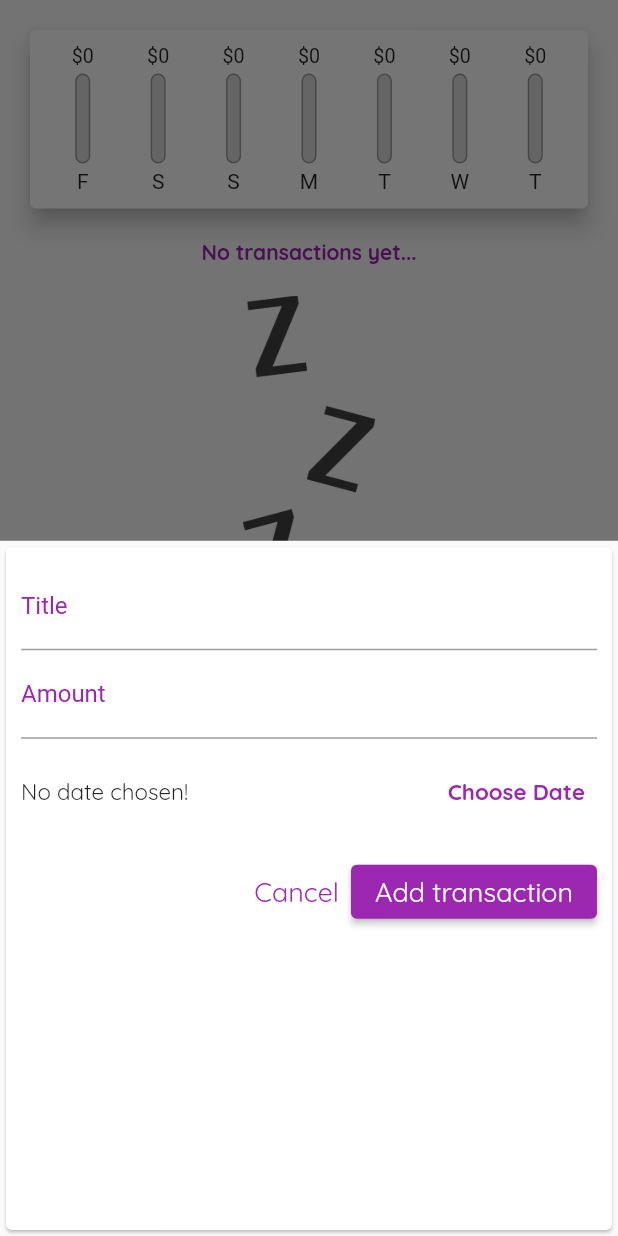
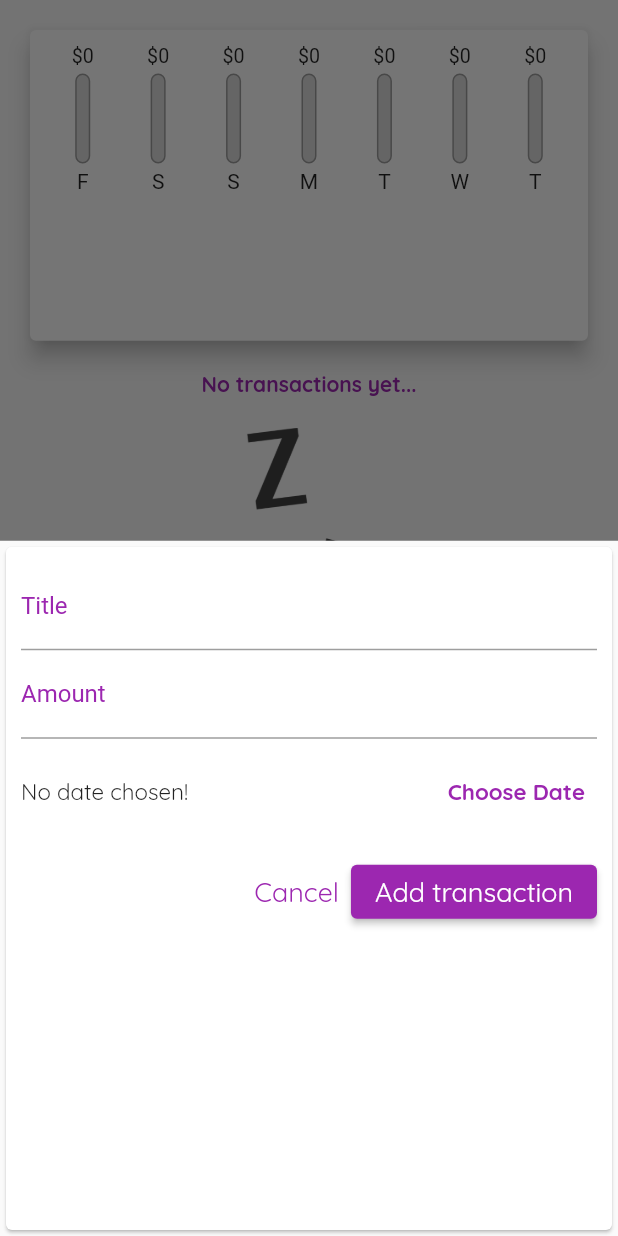
Before and after one commit to kopiHyper/expenses_tracker, a Flutter app: the screen it shows after launch, after a tap on the "add circle" icon, on a phone screen of 412 x 824 dp. Run offline on Flutter 3.47's test engine with Material 2 defaults, Android fonts, the phone set to English and light mode, and no system bars.

Commit message:
Calculating Sizes Dynamically

```diff
--- a/lib/main.dart
+++ b/lib/main.dart
@@ -71,18 +71,13 @@ class _MyHomePageState extends State<MyHomePage> {
   @override
   Widget build(BuildContext context) {
     return Scaffold(
-      // appBar: AppBar(
-      //   title: Text('Flutter App'),
-      // ),
-      body: SingleChildScrollView(
-        child: SafeArea(
+      body: SafeArea(
         child: Column(
           crossAxisAlignment: CrossAxisAlignment.center,
           children: [
             Chart(_recentTransactions),
             TransactionList(_userTransactions, _deleteTransaction),
           ],
-          ),
         ),
       ),
       floatingActionButtonLocation: FloatingActionButtonLocation.centerFloat,
--- a/lib/widgets/chart.dart
+++ b/lib/widgets/chart.dart
@@ -36,7 +36,9 @@ class Chart extends StatelessWidget {
 
   @override
   Widget build(BuildContext context) {
-    return Card(
+    return Container(
+      height: MediaQuery.of(context).size.height * 0.3,
+      child: Card(
         elevation: 6,
         margin: EdgeInsets.all(20),
         child: Padding(
@@ -57,6 +59,7 @@ class Chart extends StatelessWidget {
             }).toList(),
           ),
         ),
+      ),
     );
   }
 }
--- a/lib/widgets/new_transaction.dart
+++ b/lib/widgets/new_transaction.dart
@@ -51,6 +51,8 @@ class _NewTransactionState extends State<NewTransaction> {
 
   @override
   Widget build(BuildContext context) {
+    final curScaleFactor = MediaQuery.of(context).textScaleFactor;
+
     return Card(
       child: Container(
         padding: EdgeInsets.all(10),
@@ -103,7 +105,7 @@ class _NewTransactionState extends State<NewTransaction> {
                           : 'Picked date: ${DateFormat.yMd().format(_selectedDate!)}',
                       style: TextStyle(
                         fontFamily: 'Quicksand',
-                        fontSize: 15,
+                        fontSize: 15 * curScaleFactor,
                       ),
                     ),
                   ),
@@ -113,7 +115,7 @@ class _NewTransactionState extends State<NewTransaction> {
                       style: TextStyle(
                         fontFamily: 'Quicksand',
                         fontWeight: FontWeight.bold,
-                        fontSize: 15,
+                        fontSize: 15 * curScaleFactor,
                         color: Colors.purple,
                       ),
                     ),
@@ -132,7 +134,7 @@ class _NewTransactionState extends State<NewTransaction> {
                         'Cancel',
                         style: TextStyle(
                           fontFamily: 'Quicksand',
-                          fontSize: 18,
+                          fontSize: 18 * curScaleFactor,
                           color: Colors.purple,
                         ),
                       ),
@@ -141,7 +143,7 @@ class _NewTransactionState extends State<NewTransaction> {
                     child: Text(
                       'Add transaction',
                       style: TextStyle(
-                        fontSize: 18,
+                        fontSize: 18 * curScaleFactor,
                         fontFamily: 'Quicksand',
                       ),
                     ),
--- a/lib/widgets/transaction_list.dart
+++ b/lib/widgets/transaction_list.dart
@@ -10,8 +10,10 @@ class TransactionList extends StatelessWidget {
 
   @override
   Widget build(BuildContext context) {
+    final curScaleFactor = MediaQuery.of(context).textScaleFactor;
+
     return Container(
-      height: 700,
+      height: MediaQuery.of(context).size.height * 0.6,
       child: transactions.isEmpty
           ? Column(
               children: [
@@ -63,14 +65,14 @@ class TransactionList extends StatelessWidget {
                       style: TextStyle(
                         fontFamily: 'Quicksand',
                         fontWeight: FontWeight.bold,
-                        fontSize: 18,
+                        fontSize: 18 * curScaleFactor,
                       ),
                     ),
                     subtitle: Text(
                       DateFormat.yMMMd().format(transactions[index].date),
                       style: TextStyle(
                         fontFamily: 'Quicksand',
-                        fontSize: 14,
+                        fontSize: 14 * curScaleFactor,
                       ),
                     ),
                     trailing: IconButton(
```
Lines whose indentation alone changed are shown as unchanged.
